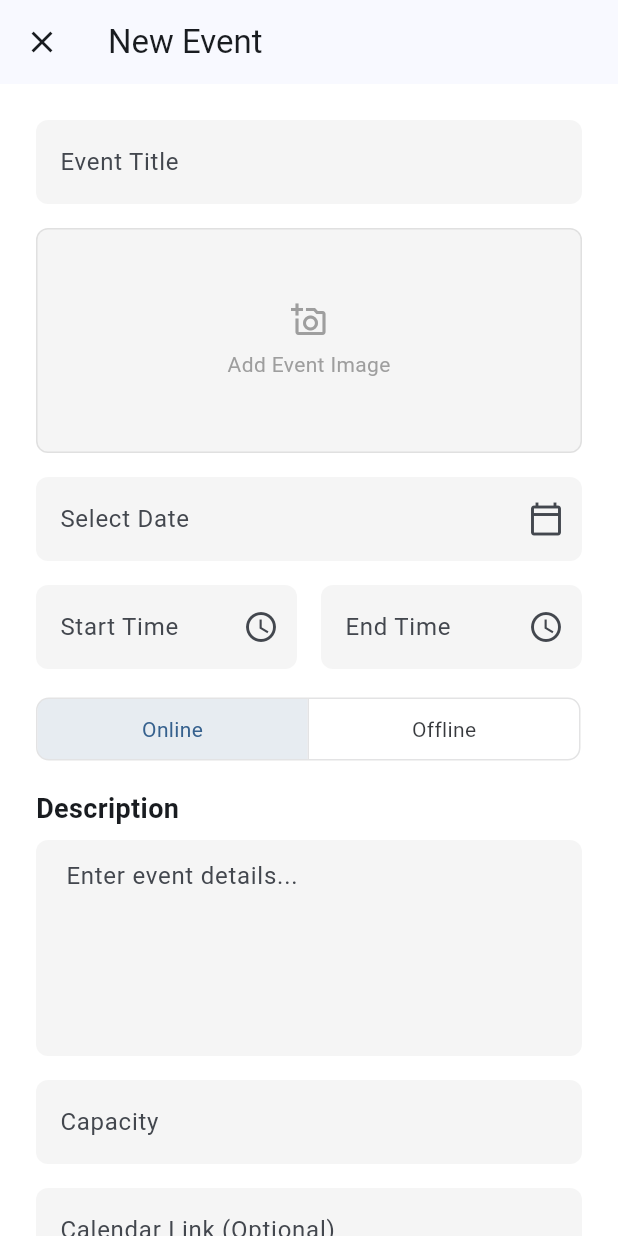
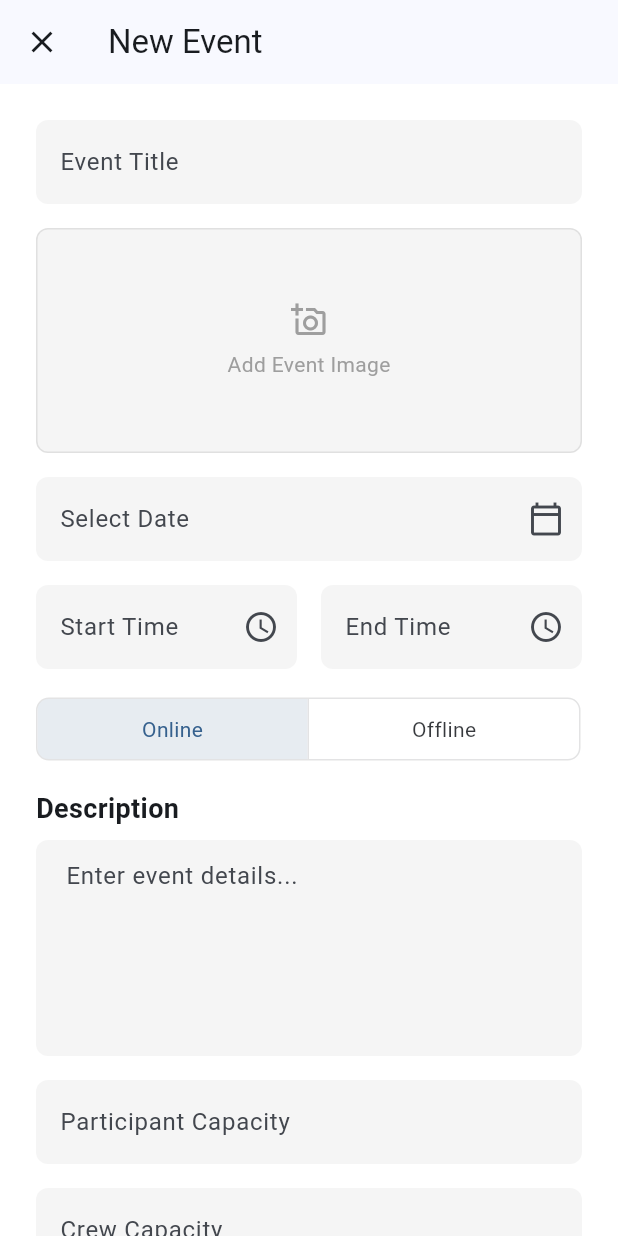
Before and after one commit to AziidanNg/Application-Development-KNOWA, a Flutter app: the AdminCreateEventScreen screen opened directly, on a phone screen of 412 x 824 dp. Run offline on Flutter 3.47's test engine with Material 3 defaults, Android fonts, the light colour scheme and no system bars; our stand-ins replace flutter_secure_storage, image_picker, intl_phone_field, jwt_decoder, shared_preferences; accounts and stored records are empty.

Commit message:
Add Admin can define crew/participant capacity

```diff
--- a/knowa_frontend/lib/models/event.dart
+++ b/knowa_frontend/lib/models/event.dart
@@ -10,11 +10,11 @@ class Event {
   final DateTime endTime;
   final String imageUrl;
   final String organizerUsername;
-
-  // --- THE FIX: ADDING NEW FIELDS ---
   final String status;   // For "DRAFT", "PUBLISHED"
-  final int capacity;
-  final int participantsCount;
+  final int capacityParticipants;
+  final int capacityCrew;
+  final int participantCount;
+  final int crewCount;
   final String? calendarLink; // Make it nullable
   final bool isOnline;
 
@@ -27,11 +27,11 @@ class Event {
     required this.endTime,
     required this.imageUrl,
     required this.organizerUsername,
-    required this.participantsCount,
-
-    // --- ADD TO CONSTRUCTOR ---
     required this.status,
-    required this.capacity,
+    required this.capacityParticipants,
+    required this.capacityCrew,
+    required this.participantCount,
+    required this.crewCount,
     this.calendarLink,
     required this.isOnline,
   });
@@ -48,11 +48,12 @@ class Event {
 
       // Just use the full URL provided by the server
       imageUrl: json['event_image_url'] ?? '',
-
-      participantsCount: json['participants_count'] ?? 0,
+      capacityParticipants: json['capacity_participants'] ?? 0,
+      capacityCrew: json['capacity_crew'] ?? 0,
+      participantCount: json['participant_count'] ?? 0,
+      crewCount: json['crew_count'] ?? 0,
       organizerUsername: json['organizer_username'] ?? 'Unknown',
       status: json['status'] ?? 'DRAFT',
-      capacity: json['capacity'] ?? 0,
       calendarLink: json['calendar_link'],
       isOnline: json['is_online'] ?? false,
     );
--- a/knowa_frontend/lib/screens/admin_create_event_screen.dart
+++ b/knowa_frontend/lib/screens/admin_create_event_screen.dart
@@ -26,6 +26,7 @@ class _AdminCreateEventScreenState extends State<AdminCreateEventScreen> {
   final _capacityController = TextEditingController();
   final _calendarLinkController = TextEditingController();
   final _locationController = TextEditingController();
+  final _crewCapacityController = TextEditingController();
 
   // State
   DateTime? _selectedDate;
@@ -51,7 +52,8 @@ class _AdminCreateEventScreenState extends State<AdminCreateEventScreen> {
       final event = widget.eventToEdit!;
       _titleController.text = event.title;
       _descriptionController.text = event.description;
-      _capacityController.text = event.capacity.toString();
+      _capacityController.text = event.capacityParticipants.toString();
+      _crewCapacityController.text = event.capacityCrew.toString();
       _calendarLinkController.text = event.calendarLink ?? '';
       _locationController.text = event.location;
       _selectedDate = event.startTime;
@@ -102,7 +104,8 @@ class _AdminCreateEventScreenState extends State<AdminCreateEventScreen> {
         location: eventData['location'] as String,
         startTime: eventData['startTime'] as String,
         endTime: eventData['endTime'] as String,
-        capacity: eventData['capacity'] as int,
+        capacityParticipants: int.tryParse(_capacityController.text) ?? 50,
+        capacityCrew: int.tryParse(_crewCapacityController.text) ?? 10,
         status: eventData['status'] as String,
         isOnline: eventData['isOnline'] as bool,
         calendarLink: eventData['calendarLink'] as String?,
@@ -116,7 +119,8 @@ class _AdminCreateEventScreenState extends State<AdminCreateEventScreen> {
         location: eventData['location'] as String,
         startTime: eventData['startTime'] as String,
         endTime: eventData['endTime'] as String,
-        capacity: eventData['capacity'] as int,
+        capacityParticipants: int.tryParse(_capacityController.text) ?? 50,
+        capacityCrew: int.tryParse(_crewCapacityController.text) ?? 10,
         status: eventData['status'] as String,
         isOnline: eventData['isOnline'] as bool,
         calendarLink: eventData['calendarLink'] as String?,
@@ -262,12 +266,21 @@ class _AdminCreateEventScreenState extends State<AdminCreateEventScreen> {
               ),
               const SizedBox(height: 16),
 
-              // Capacity
+              // --- UPDATE THE "Capacity" FIELD ---
               TextFormField(
                 controller: _capacityController,
-                decoration: _buildInputDecoration(hint: 'Capacity'),
+                decoration: _buildInputDecoration(hint: 'Participant Capacity'), // Renamed hint
                 keyboardType: TextInputType.number,
-                validator: (value) => value!.isEmpty ? 'Please enter a capacity' : null,
+                validator: (value) => value!.isEmpty ? 'Please enter participant capacity' : null,
+              ),
+              const SizedBox(height: 16),
+
+              // --- "Crew Capacity" FIELD ---
+              TextFormField(
+                controller: _crewCapacityController,
+                decoration: _buildInputDecoration(hint: 'Crew Capacity'),
+                keyboardType: TextInputType.number,
+                validator: (value) => value!.isEmpty ? 'Please enter crew capacity' : null,
               ),
               const SizedBox(height: 16),
 
--- a/knowa_frontend/lib/screens/event_detail_screen.dart
+++ b/knowa_frontend/lib/screens/event_detail_screen.dart
@@ -77,13 +77,27 @@ class EventDetailScreen extends StatelessWidget {
                   const SizedBox(height: 8),
 
                   // Spots Filled (Dummy data for now)
+                  Column(
+                        crossAxisAlignment: CrossAxisAlignment.start,
+                        children: [
                           Text(
-                        '${event.participantsCount} / ${event.capacity} Spots Filled',
+                            '${event.participantCount} / ${event.capacityParticipants} Participant Spots Filled',
                             style: TextStyle(
                               fontSize: 16,
                               color: Colors.grey[700],
                               fontWeight: FontWeight.bold
                             ),
+                          ),
+                          const SizedBox(height: 4),
+                          Text(
+                            '${event.crewCount} / ${event.capacityCrew} Crew Spots Filled',
+                            style: TextStyle(
+                              fontSize: 16,
+                              color: Colors.blue[700], // Make crew spots stand out
+                              fontWeight: FontWeight.bold
+                            ),
+                          ),
+                        ],
                       ),
                   const SizedBox(height: 24),
 
--- a/knowa_frontend/lib/services/event_service.dart
+++ b/knowa_frontend/lib/services/event_service.dart
@@ -72,7 +72,8 @@ Future<Map<String, dynamic>> createEvent({
   required String location,
   required String startTime,
   required String endTime,
-  required int capacity,
+  required int capacityParticipants,
+  required int capacityCrew,
   required String status,
   required bool isOnline,
   String? calendarLink,
@@ -91,14 +92,15 @@ Future<Map<String, dynamic>> createEvent({
     request.fields['location'] = isOnline ? 'Online' : location;
     request.fields['start_time'] = startTime;
     request.fields['end_time'] = endTime;
-    request.fields['capacity'] = capacity.toString();
+    request.fields['capacity_participants'] = capacityParticipants.toString();
+    request.fields['capacity_crew'] = capacityCrew.toString();
     request.fields['status'] = status;
     request.fields['is_online'] = isOnline.toString();
     if (calendarLink != null && calendarLink.isNotEmpty) {
       request.fields['calendar_link'] = calendarLink;
     }
 
-    // --- NEW: ADD THE IMAGE FILE ---
+    // --- ADD THE IMAGE FILE ---
     if (imageFile != null) {
       request.files.add(
         await http.MultipartFile.fromPath(
@@ -134,7 +136,8 @@ Future<Map<String, dynamic>> updateEvent(
   required String location,
   required String startTime,
   required String endTime,
-  required int capacity,
+  required int capacityParticipants, // Renamed
+  required int capacityCrew,         // Added
   required String status,
   required bool isOnline,
   String? calendarLink,
@@ -154,7 +157,8 @@ Future<Map<String, dynamic>> updateEvent(
     request.fields['location'] = isOnline ? 'Online' : location;
     request.fields['start_time'] = startTime;
     request.fields['end_time'] = endTime;
-    request.fields['capacity'] = capacity.toString();
+    request.fields['capacity_participants'] = capacityParticipants.toString();
+    request.fields['capacity_crew'] = capacityCrew.toString();
     request.fields['status'] = status;
     request.fields['is_online'] = isOnline.toString();
     if (calendarLink != null && calendarLink.isNotEmpty) {
```
Also changed, not shown: knowa_backend/media/event_images/34_Chr2sqK.jpg (added), 3 other files. Lines whose indentation alone changed are shown as unchanged.
